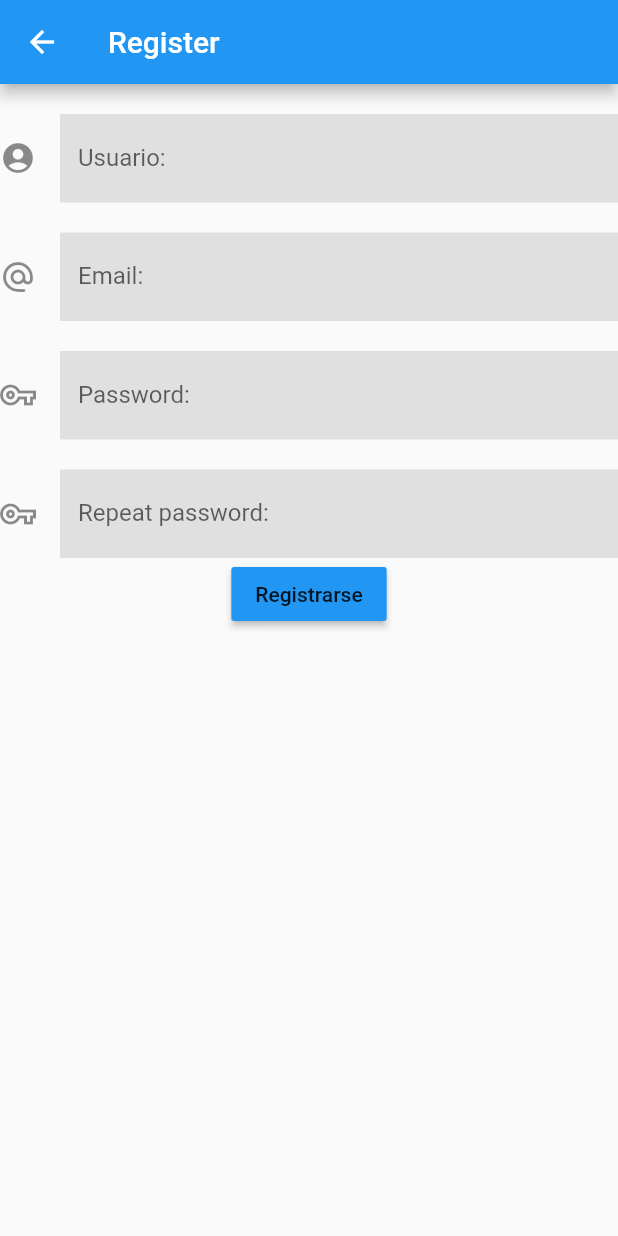
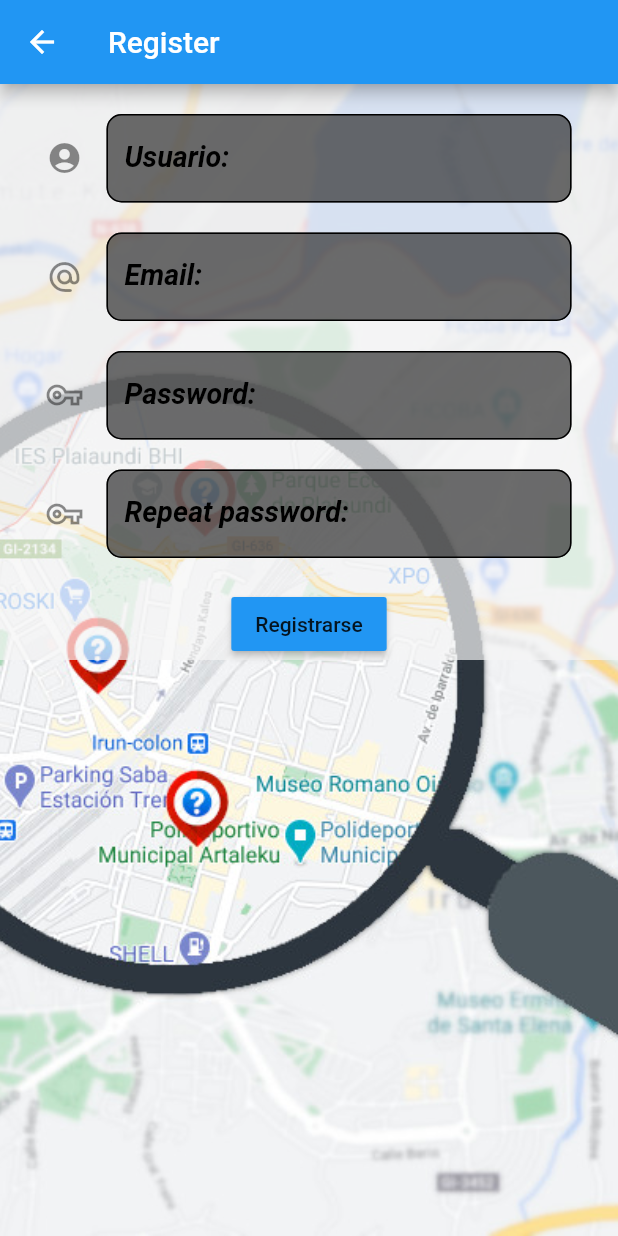
Before and after one commit to Inigoperez/Proyecto_2eval, a Flutter app: the Register screen opened directly, on a phone screen of 412 x 824 dp. Run offline on Flutter 3.47's test engine with Material 2 defaults, Android fonts, the phone set to English and light mode, and no system bars.

Commit message:
editado el estilo del login y registro

```diff
--- a/proyecto_2eval/lib/views/Login_view.dart
+++ b/proyecto_2eval/lib/views/Login_view.dart
@@ -4,7 +4,9 @@ import 'package:flutter/material.dart';
 import '../widgets/Login_widget.dart';
 
 class Login extends StatefulWidget {
-  Login({Key key}) : super(key: key);
+  Login({Key key, AssetImage fondo}) : super(key: key);
+
+  final AssetImage fondo = AssetImage("assets/images/fondo.jpeg");
 
   @override
   _Login createState() => _Login();
@@ -21,7 +23,7 @@ class _Login extends State<Login> {
         child: Container(
           decoration: BoxDecoration(
             image: DecorationImage(
-              image: AssetImage("assets/images/fondo.jpeg"),
+              image: widget.fondo,
               fit: BoxFit.cover,
             ),
           ),
@@ -29,9 +31,9 @@ class _Login extends State<Login> {
             mainAxisAlignment: MainAxisAlignment.center,
             children: <Widget>[
               Container(
-                color: Colors.grey[100].withOpacity(0.7),
-                child: WidgetLogin()
-              )
+                  alignment: Alignment.center,
+                  color: Colors.grey[100].withOpacity(0.7),
+                  child: WidgetLogin())
             ],
           ),
         ),
--- a/proyecto_2eval/lib/views/Register_view.dart
+++ b/proyecto_2eval/lib/views/Register_view.dart
@@ -3,7 +3,9 @@ import 'package:flutter/material.dart';
 import 'package:proyecto_2eval/widgets/Register_widget.dart';
 
 class Register extends StatefulWidget {
-  Register({Key key}) : super(key: key);
+  Register({Key key, AssetImage fondo}) : super(key: key);
+
+  final AssetImage fondo = AssetImage("assets/images/fondo.jpeg");
 
   @override
   _Register createState() => _Register();
@@ -16,10 +18,25 @@ class _Register extends State<Register> {
       appBar: AppBar(
         title: Text("Register"),
       ),
-      body: ListView(
-        children: <Widget>[
-          WidgetRegister(),
-        ],
+      body: Center(
+        child: Container(
+          decoration: BoxDecoration(
+            image: DecorationImage(
+              image: widget.fondo,
+              fit: BoxFit.cover,
+            ),
+          ),
+          child: ListView(
+            children: <Widget>[
+              Container(
+                alignment: Alignment.center,
+                width: 350,
+                color: Colors.grey[100].withOpacity(0.7),
+                child: WidgetRegister(),
+              )
+            ],
+          ),
+        ),
       ),
     );
   }
--- a/proyecto_2eval/lib/widgets/Login_widget.dart
+++ b/proyecto_2eval/lib/widgets/Login_widget.dart
@@ -7,7 +7,6 @@ class WidgetLogin extends StatefulWidget {
 }
 
 class _WidgetLogin extends State<WidgetLogin> {
-
   final _formKey = GlobalKey<FormState>();
 
   @override
@@ -21,19 +20,22 @@ class _WidgetLogin extends State<WidgetLogin> {
           SizedBox(height: 10),
           Container(
             width: 350,
-            //decoration: BoxDecoration(
-            //  color: Colors.lightGreen,
-            //  borderRadius: BorderRadius.circular(10.0),
-            //),
             child: Column(
               children: [
                 TextFormField(
                   keyboardType: TextInputType.emailAddress,
                   style: TextStyle(
-                      color: Colors.white,
-                      decorationColor: Colors.white,
+                    color: Colors.white,
+                    decorationColor: Colors.white,
                   ),
                   decoration: InputDecoration(
+                    labelText: "Email:",
+                    labelStyle: TextStyle(
+                      color: Colors.black,
+                      fontWeight: FontWeight.bold,
+                      fontSize: 19,
+                      fontStyle: FontStyle.italic,
+                    ),
                     enabledBorder: OutlineInputBorder(
                       borderSide: BorderSide(
                         color: Colors.black,
@@ -42,8 +44,12 @@ class _WidgetLogin extends State<WidgetLogin> {
                     ),
                     fillColor: Colors.grey[850].withOpacity(0.7),
                     filled: true,
-                    hintText: 'Enter your email',
-                    hintStyle: TextStyle(color: Colors.white),
+                    hintText: 'platano@gmail.com',
+                    hintStyle: TextStyle(
+                      color: Colors.white,
+                      fontSize: 14,
+                      fontStyle: FontStyle.italic,
+                    ),
                   ),
                   validator: (value) {
                     if (value.isEmpty) {
@@ -56,10 +62,17 @@ class _WidgetLogin extends State<WidgetLogin> {
                 TextFormField(
                   obscureText: true,
                   style: TextStyle(
-                      color: Colors.white,
-                      decorationColor: Colors.white,
+                    color: Colors.white,
+                    decorationColor: Colors.white,
                   ),
                   decoration: InputDecoration(
+                    labelText: "Password:",
+                    labelStyle: TextStyle(
+                      color: Colors.black,
+                      fontWeight: FontWeight.bold,
+                      fontSize: 19,
+                      fontStyle: FontStyle.italic,
+                    ),
                     enabledBorder: OutlineInputBorder(
                       borderSide: BorderSide(
                         color: Colors.black,
@@ -68,10 +81,6 @@ class _WidgetLogin extends State<WidgetLogin> {
                     ),
                     fillColor: Colors.grey[850].withOpacity(0.7),
                     filled: true,
-                    hintText: 'Enter your password',
-                    hintStyle: TextStyle(
-                      color: Colors.white,
-                    )
                   ),
                   validator: (value) {
                     if (value.isEmpty) {
@@ -86,13 +95,13 @@ class _WidgetLogin extends State<WidgetLogin> {
           Padding(
             padding: const EdgeInsets.symmetric(vertical: 16.0),
             child: Row(
-              mainAxisAlignment:MainAxisAlignment.center,
+              mainAxisAlignment: MainAxisAlignment.center,
               children: [
                 ElevatedButton(
                   onPressed: () {
                     if (_formKey.currentState.validate()) {
-                      Scaffold.of(context)
-                          .showSnackBar(SnackBar(content: Text('Processing Data')));
+                      Scaffold.of(context).showSnackBar(
+                          SnackBar(content: Text('Processing Data')));
                     }
                   },
                   child: Text('Iniciar Sesión'),
@@ -101,11 +110,11 @@ class _WidgetLogin extends State<WidgetLogin> {
                 ElevatedButton(
                   onPressed: () {
                     if (_formKey.currentState.validate()) {
-                      Scaffold.of(context)
-                          .showSnackBar(SnackBar(content: Text('Processing Data')));
+                      Scaffold.of(context).showSnackBar(
+                          SnackBar(content: Text('Processing Data')));
                     }
                   },
-                  child: Text('Registrarse'),
+                  child: Text('No tengo cuenta'),
                 ),
               ],
             ),
--- a/proyecto_2eval/lib/widgets/Register_widget.dart
+++ b/proyecto_2eval/lib/widgets/Register_widget.dart
@@ -7,65 +7,121 @@ class WidgetRegister extends StatefulWidget {
 }
 
 class _WidgetRegister extends State<WidgetRegister> {
+  final _formKey = GlobalKey<FormState>();
+
   @override
   Widget build(BuildContext context) {
-    return Column(
+    return Form(
+      key: _formKey,
+      child: Container(
+        width: 350,
+        child: Column(
+          crossAxisAlignment: CrossAxisAlignment.center,
           children: [
             SizedBox(height: 20),
             TextFormField(
+              style: TextStyle(
+                color: Colors.white,
+                decorationColor: Colors.white,
+              ),
               decoration: InputDecoration(
                 labelText: "Usuario:",
+                labelStyle: TextStyle(
+                  color: Colors.black,
+                  fontWeight: FontWeight.bold,
+                  fontSize: 19,
+                  fontStyle: FontStyle.italic,
+                ),
                 icon: Icon(Icons.account_circle_rounded),
-          fillColor: Colors.grey[300],
-          border: InputBorder.none,
-          focusedBorder: OutlineInputBorder(
-            borderRadius: BorderRadius.all(Radius.circular(10.0)),
-            borderSide: BorderSide(color: Colors.blue),
+                enabledBorder: OutlineInputBorder(
+                  borderSide: BorderSide(
+                    color: Colors.black,
                   ),
+                  borderRadius: BorderRadius.circular(10.0),
+                ),
+                fillColor: Colors.grey[850].withOpacity(0.7),
+                filled: true,
+                hintStyle: TextStyle(color: Colors.white),
+              ),
+            ),
+            SizedBox(height: 20),
+            TextFormField(
+                style: TextStyle(
+                  color: Colors.white,
+                  decorationColor: Colors.white,
+                ),
+                keyboardType: TextInputType.emailAddress,
+                decoration: InputDecoration(
+                  labelText: "Email:",
+                  labelStyle: TextStyle(
+                    color: Colors.black,
+                    fontWeight: FontWeight.bold,
+                    fontSize: 19,
+                    fontStyle: FontStyle.italic,
+                  ),
+                  icon: Icon(Icons.alternate_email_rounded),
+                  enabledBorder: OutlineInputBorder(
+                    borderSide: BorderSide(
+                      color: Colors.black,
+                    ),
+                    borderRadius: BorderRadius.circular(10.0),
+                  ),
+                  fillColor: Colors.grey[850].withOpacity(0.7),
+                  filled: true,
+                  hintStyle: TextStyle(color: Colors.white),
+                )),
+            SizedBox(height: 20),
+            TextFormField(
+                style: TextStyle(
+                  color: Colors.white,
+                  decorationColor: Colors.white,
+                ),
+                obscureText: true,
+                decoration: InputDecoration(
+                  labelText: "Password:",
+                  labelStyle: TextStyle(
+                    color: Colors.black,
+                    fontWeight: FontWeight.bold,
+                    fontSize: 19,
+                    fontStyle: FontStyle.italic,
+                  ),
+                  icon: Icon(Icons.vpn_key_outlined),
+                  enabledBorder: OutlineInputBorder(
+                    borderSide: BorderSide(
+                      color: Colors.black,
+                    ),
+                    borderRadius: BorderRadius.circular(10.0),
+                  ),
+                  fillColor: Colors.grey[850].withOpacity(0.7),
+                  filled: true,
+                  hintStyle: TextStyle(color: Colors.white),
+                )),
+            SizedBox(height: 20),
+            TextFormField(
+                style: TextStyle(
+                  color: Colors.white,
+                  decorationColor: Colors.white,
+                ),
+                obscureText: true,
+                decoration: InputDecoration(
+                  labelText: "Repeat password:",
+                  labelStyle: TextStyle(
+                    color: Colors.black,
+                    fontWeight: FontWeight.bold,
+                    fontSize: 19,
+                    fontStyle: FontStyle.italic,
+                  ),
+                  icon: Icon(Icons.vpn_key_outlined),
+                  enabledBorder: OutlineInputBorder(
+                    borderSide: BorderSide(
+                      color: Colors.black,
+                    ),
+                    borderRadius: BorderRadius.circular(10.0),
+                  ),
+                  fillColor: Colors.grey[850].withOpacity(0.7),
                   filled: true,
                 )),
             SizedBox(height: 20),
-        TextFormField(
-            keyboardType: TextInputType.emailAddress,
-            decoration: InputDecoration(
-              labelText: "Email:",
-              icon: Icon(Icons.alternate_email_rounded),
-              fillColor: Colors.grey[300],
-              border: InputBorder.none,
-              focusedBorder: OutlineInputBorder(
-                borderRadius: BorderRadius.all(Radius.circular(5.0)),
-                borderSide: BorderSide(color: Colors.blue),
-              ),
-              filled: true,
-            )),
-        SizedBox(height: 20),
-        TextFormField(
-            obscureText: true,
-            decoration: InputDecoration(
-              labelText: "Password:",
-              icon: Icon(Icons.vpn_key_outlined),
-              fillColor: Colors.grey[300],
-              border: InputBorder.none,
-              focusedBorder: OutlineInputBorder(
-                borderRadius: BorderRadius.all(Radius.circular(5.0)),
-                borderSide: BorderSide(color: Colors.blue),
-              ),
-              filled: true,
-            )),
-        SizedBox(height: 20),
-        TextFormField(
-            obscureText: true,
-            decoration: InputDecoration(
-              labelText: "Repeat password:",
-              icon: Icon(Icons.vpn_key_outlined),
-              fillColor: Colors.grey[300],
-              border: InputBorder.none,
-              focusedBorder: OutlineInputBorder(
-                borderRadius: BorderRadius.all(Radius.circular(5.0)),
-                borderSide: BorderSide(color: Colors.blue),
-              ),
-              filled: true,
-            )),
             RaisedButton(
               color: Colors.blue,
               child: Text("Registrarse"),
@@ -74,6 +130,8 @@ class _WidgetRegister extends State<WidgetRegister> {
               },
             ),
           ],
+        ),
+      ),
     );
   }
 }
```
Lines whose indentation alone changed are shown as unchanged.
